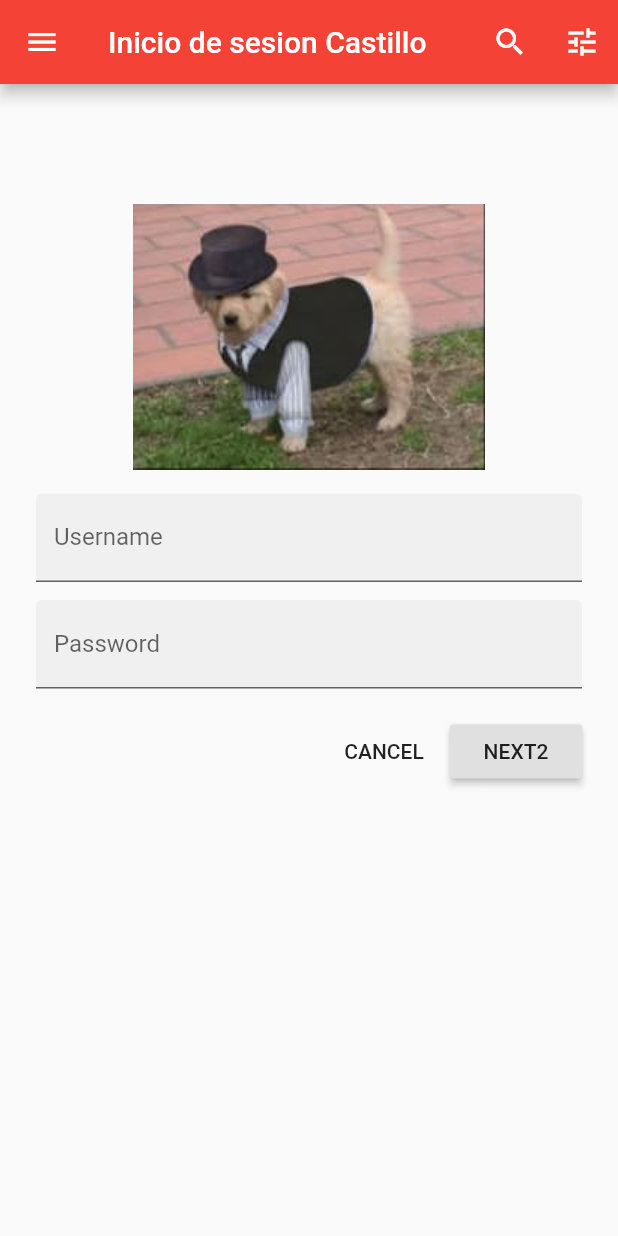
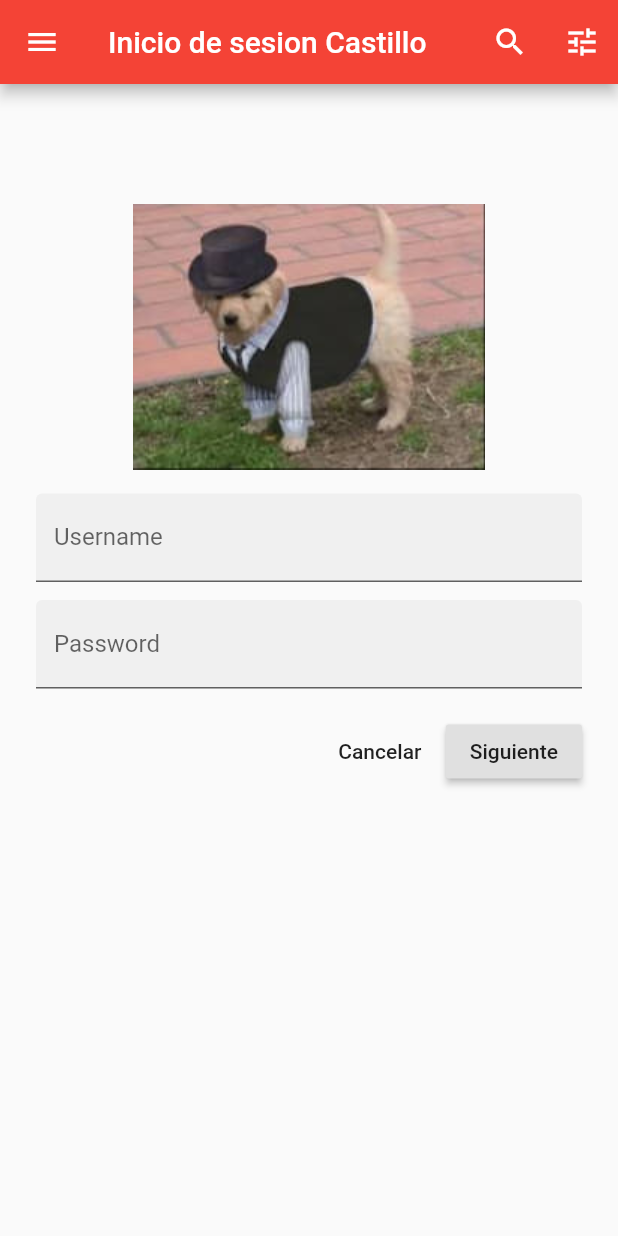
Before and after one commit to FaridCG343/LoginSencillo, a Flutter app: the screen it shows after launch, on a phone screen of 412 x 824 dp. Run offline on Flutter 3.47's test engine with Material 2 defaults, Android fonts, the phone set to English and light mode, and no system bars.

```diff
--- a/lib/main.dart
+++ b/lib/main.dart
@@ -107,7 +107,7 @@ class _IngresoSistemaState extends State<IngresoSistema> {
                       mainAxisAlignment: MainAxisAlignment.end,
                       children: <Widget>[
                         FlatButton(
-                          child: Text('CANCEL'),
+                          child: Text('Cancelar'),
                           onPressed: () {
                             setState(() {
                               acceso = false;
@@ -116,7 +116,7 @@ class _IngresoSistemaState extends State<IngresoSistema> {
                         ),//fin flat button
                         RaisedButton(
                           child: Text(
-                            'NEXT2',
+                            'Siguiente',
                           ),
                           onPressed: () {
                             setState(() {
```
Also changed, not shown: 1 other file.
